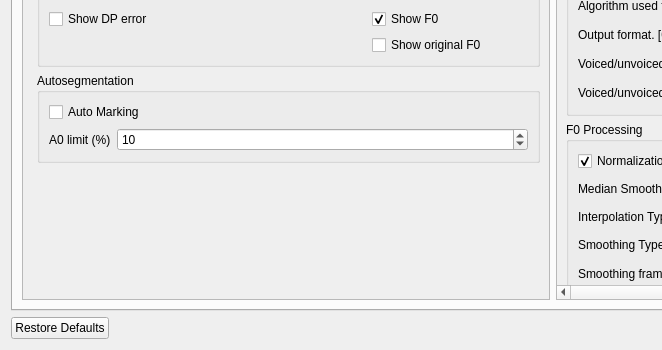
The window that settingsdialog.ui (zhitko/inton-trainer) describes before a commit, drawn with Qt 5; both pictures show x 0 to 662 and y 304 to 654 of the 1106 by 654 pixel window.
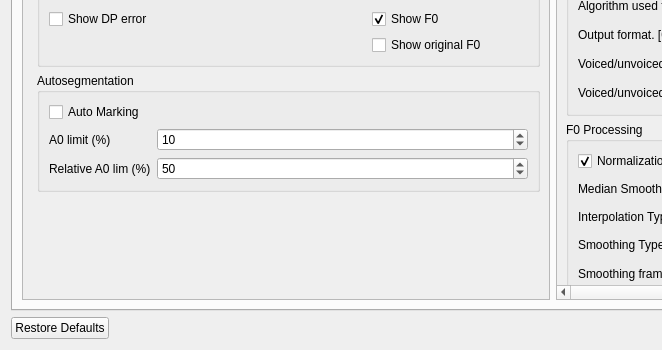
The same window after the commit. The open tabs and pages were chosen to show the change. Icons and pictures are not drawn.

Commit message: Add relative limit for autosegmentation

```diff
--- a/settingsdialog.ui
+++ b/settingsdialog.ui
@@ -525,6 +525,26 @@
                   </property>
                  </widget>
                 </item>
+                <item row="2" column="0">
+                 <widget class="QLabel" name="label_26">
+                  <property name="text">
+                   <string>Relative A0 lim (%)</string>
+                  </property>
+                 </widget>
+                </item>
+                <item row="2" column="1">
+                 <widget class="QSpinBox" name="relativeLimit">
+                  <property name="minimum">
+                   <number>1</number>
+                  </property>
+                  <property name="maximum">
+                   <number>100</number>
+                  </property>
+                  <property name="value">
+                   <number>50</number>
+                  </property>
+                 </widget>
+                </item>
                </layout>
               </widget>
              </item>
```
The commit also changes 6 other files.
